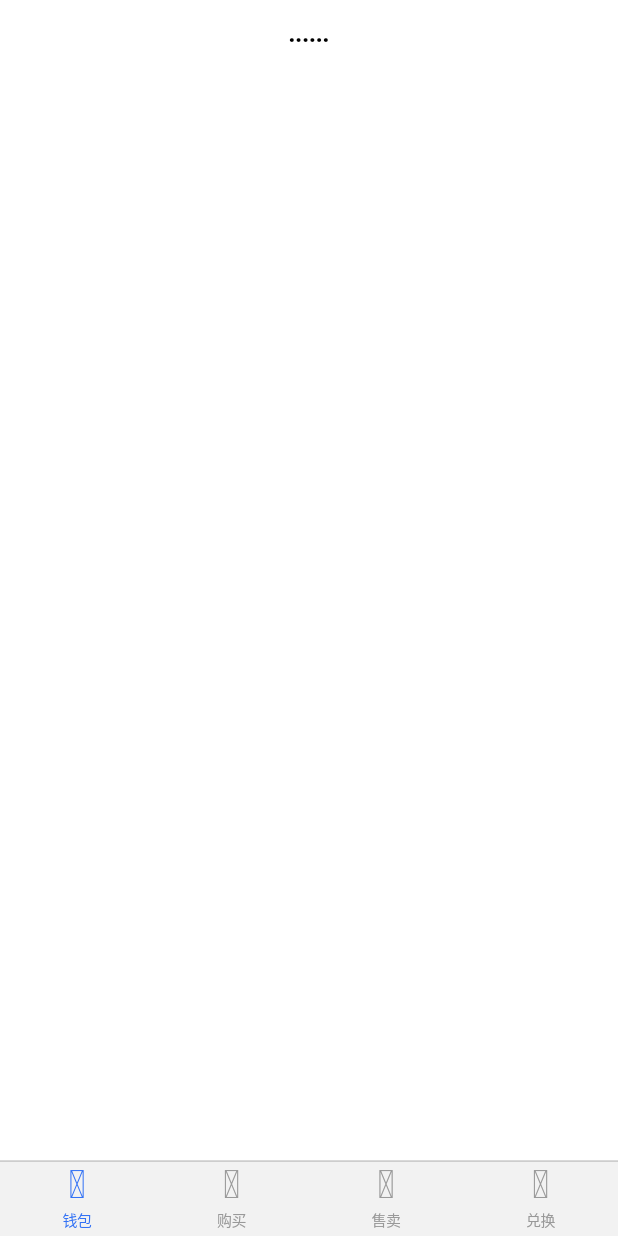
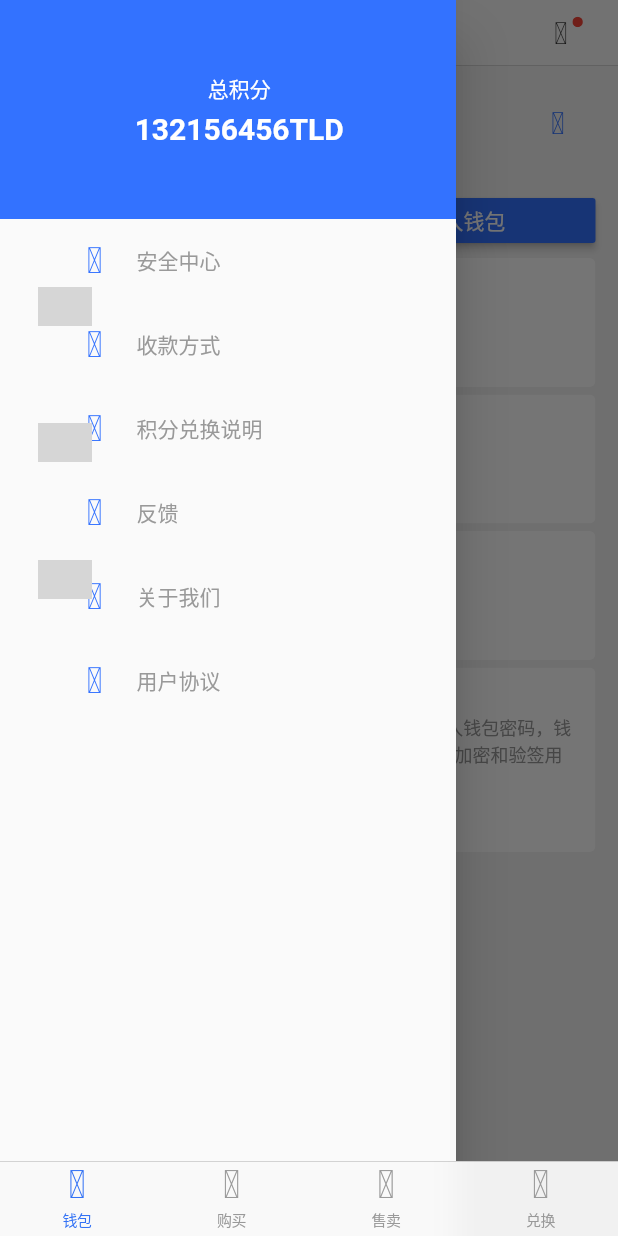
Before and after one commit to StudyCat/TPPurseMaster, a Flutter app: the screen it shows after launch, with the side drawer open (before the commit the screen has no drawer), on a phone screen of 412 x 824 dp. Run offline on Flutter 3.47's test engine with Material 2 defaults, Android fonts, the phone set to English and light mode, and no system bars; grey boxes are pictures that could not be loaded.

Commit message:
首页，首页侧滑页，购买页部分

```diff
--- /dev/null
+++ b/lib/Purse/FirstPage/Page/tld_purse_page.dart
@@ -0,0 +1,59 @@
+import 'package:flutter/cupertino.dart';
+import 'package:flutter/material.dart';
+import '../View/message_button.dart';
+import '../View/purse_first_cell.dart';
+import '../View/purse_cell.dart';
+import '../View/purse_bottom_cell.dart';
+import '../View/purse_firstpage_sideslip.dart';
+
+class TLDPursePage extends StatefulWidget {
+  TLDPursePage({Key key}) : super(key: key);
+
+  @override
+  _TLDPursePageState createState() => _TLDPursePageState();
+}
+
+class _TLDPursePageState extends State<TLDPursePage> {
+  @override
+  Widget build(BuildContext context) {
+    return Scaffold(
+      body: _getBodyWidget(),
+      drawer: TLDPurseSideslipView(),
+      backgroundColor: Color.fromARGB(255, 242, 242, 242),
+      appBar: CupertinoNavigationBar(
+        middle: Text('TLD钱包'),
+        leading:Builder(builder: (BuildContext context){
+          return CupertinoButton(
+          child: Icon(IconData(0xe608,fontFamily: 'appIconFonts'),color: Color.fromARGB(255, 51, 51, 51),),
+          padding: EdgeInsets.all(0),
+          minSize: 20,
+          onPressed: (){
+            Scaffold.of(context).openDrawer();
+          });
+        }),
+        automaticallyImplyLeading: false,
+        trailing: MessageButton(didClickCallBack : (){
+
+        }),
+      ),
+    );
+  }
+
+  Widget _getBodyWidget(){
+    return ListView.builder(
+      itemBuilder: (context,index) => _getListViewItem(index),
+      itemCount: 5,
+    );
+  }
+
+  Widget _getListViewItem(int index){
+    if (index == 0){
+      return TLDPurseHeaderCell();
+    }else if (index == 4){
+      return TLDPurseFirstPageBottomCell();
+    }else{
+      return TLDPurseFirstPageCell();
+    }
+  }
+
+}
--- /dev/null
+++ b/lib/Purse/FirstPage/View/message_button.dart
@@ -0,0 +1,38 @@
+import 'package:flutter/cupertino.dart';
+import 'package:flutter/material.dart';
+
+class MessageButton extends StatefulWidget {
+  final Function didClickCallBack;
+
+  MessageButton({Key key,this.didClickCallBack}) : super(key: key);
+
+  @override
+  _MessageButtonState createState() => _MessageButtonState();
+}
+
+class _MessageButtonState extends State<MessageButton> {
+  @override
+  Widget build(BuildContext context) {
+    return Container(
+      padding: EdgeInsets.all(0),
+       child: Stack(
+         alignment : FractionalOffset(0.8,0.3),
+         children: <Widget>[
+           CupertinoButton(
+             child: Icon(IconData(0xe63f,fontFamily: 'appIconFonts'),color: Color.fromARGB(255, 51, 51, 51),),
+             onPressed: () => widget.didClickCallBack(),
+              padding: EdgeInsets.all(0),
+            ),
+           ClipRRect(
+             borderRadius: BorderRadius.all(Radius.circular(3.5)),
+             child : Container(
+              height: 7,
+              width: 7,
+              color: Colors.red,
+             ),
+           ),
+         ],
+       ),
+    );
+  }
+}
--- /dev/null
+++ b/lib/Purse/FirstPage/View/purse_bottom_cell.dart
@@ -0,0 +1,29 @@
+import 'package:flutter/cupertino.dart';
+import 'package:flutter/material.dart';
+
+class TLDPurseFirstPageBottomCell extends StatefulWidget {
+  TLDPurseFirstPageBottomCell({Key key}) : super(key: key);
+
+  @override
+  _TLDPurseFirstPageBottomCellState createState() => _TLDPurseFirstPageBottomCellState();
+}
+
+class _TLDPurseFirstPageBottomCellState extends State<TLDPurseFirstPageBottomCell> {
+  @override
+  Widget build(BuildContext context) {
+    Size screenSize = MediaQuery.of(context).size;
+    return Container(
+       padding: EdgeInsets.only(left : 15 , top : 5 ,right: 15),
+       width: screenSize.width - 30,
+       child: ClipRRect(
+         borderRadius : BorderRadius.all(Radius.circular(4)),
+         child :Container(
+           color: Colors.white,
+           padding: EdgeInsets.only(top : 13 ,left :12 ,right :12 , bottom :20),
+           width: screenSize.width - 34,
+           child: Text('温馨提示：\n      冷钱包创建在手机端本地。创建钱包会要求您输入钱包密码，钱包会生成您用来恢复钱包的助记词，签名用的私钥，加密和验签用的公钥，以及钱包地址。\n      请妥善保管好您的助记词和私钥',style :TextStyle(fontSize : 12 ,color: Color.fromARGB(255, 153, 153, 153))),
+         ),
+       ),
+    );
+  }
+}
--- /dev/null
+++ b/lib/Purse/FirstPage/View/purse_cell.dart
@@ -0,0 +1,57 @@
+import 'package:flutter/cupertino.dart';
+import 'package:flutter/material.dart';
+
+class TLDPurseFirstPageCell extends StatefulWidget {
+  TLDPurseFirstPageCell({Key key}) : super(key: key);
+
+  @override
+  _TLDPurseFirstPageCellState createState() => _TLDPurseFirstPageCellState();
+}
+
+class _TLDPurseFirstPageCellState extends State<TLDPurseFirstPageCell> {
+  @override
+  Widget build(BuildContext context) {
+    Size screenSize = MediaQuery.of(context).size;
+    return Container(
+       padding: EdgeInsets.only(left : 15 , top : 5 ,right: 15),
+       width: screenSize.width - 30,
+       child: ClipRRect(
+         borderRadius : BorderRadius.all(Radius.circular(4)),
+         child : Container(
+           color: Colors.white,
+           padding: EdgeInsets.only(top : 9 ,left:10,right: 10),
+           child: Row(
+             mainAxisAlignment : MainAxisAlignment.start,
+             crossAxisAlignment: CrossAxisAlignment.start,
+             children: <Widget>[
+               Container(
+                 padding : EdgeInsets.only(top : 10,left: 0),
+                 width: 36,
+                 height: 36,
+                 child: Image.asset('assetss/images/home_purse_icon.png'),
+               ),
+                Container(
+                  padding: EdgeInsets.only(left : 10,top: 0,bottom: 9),
+                  child: Column(
+                    crossAxisAlignment: CrossAxisAlignment.start,
+                    mainAxisAlignment: MainAxisAlignment.start,
+                    children: <Widget>[
+                      Text('我的钱包',style : TextStyle(color:Color.fromARGB(255, 51, 51, 51),fontSize: 14),),
+                      Container(
+                        padding: EdgeInsets.only(top : 8,right: 15),
+                        child: Text('100.00TLD',style: TextStyle(color: Color.fromARGB(255, 51, 114, 245),fontSize: 18),),
+                      ),
+                      Container(
+                        padding: EdgeInsets.only(top : 4,right: 15),
+                        child: Text('=100.00rmb',style: TextStyle(color: Color.fromARGB(255, 153, 153, 153),fontSize: 12),),
+                      )
+                    ],
+                  ),
+                )
+             ],
+           ),
+         ),
+       ),
+    );
+  }
+}
--- /dev/null
+++ b/lib/Purse/FirstPage/View/purse_first_cell.dart
@@ -0,0 +1,82 @@
+import 'package:flutter/cupertino.dart';
+import 'package:flutter/material.dart';
+
+class TLDPurseHeaderCell extends StatefulWidget {
+  TLDPurseHeaderCell({Key key}) : super(key: key);
+
+  @override
+  _TLDPurseHeaderCellState createState() => _TLDPurseHeaderCellState();
+}
+
+class _TLDPurseHeaderCellState extends State<TLDPurseHeaderCell> {
+  @override
+  Widget build(BuildContext context) {
+    Size screenSize = MediaQuery.of(context).size;
+    return Container(
+      padding: EdgeInsets.only(top: 10,left: 15,right: 15,bottom: 5),
+      width: screenSize.width - 30,
+      child: Column(
+        crossAxisAlignment: CrossAxisAlignment.stretch,
+        children: <Widget>[
+          Text('总积分',style: TextStyle(color:Color.fromARGB(255, 153, 153, 153),fontSize: 12),),
+
+          Row(
+            crossAxisAlignment: CrossAxisAlignment.start,
+            children: <Widget>[
+              Container(
+                width: screenSize.width - 70,
+                child: Text('5653654656',style : TextStyle(fontSize : 26,color : Color.fromARGB(255,51, 114, 255))),
+              ),
+              Container(
+                width: 20,
+                height: 12,
+                padding : EdgeInsets.only(right : 0,left: 10),
+                child: CupertinoButton(
+                  child: Icon(IconData(0xe60c,fontFamily: 'appIconFonts'),color: Color.fromARGB(255, 51, 114, 255),),
+                  padding: EdgeInsets.all(0),
+                  onPressed: (){},
+                ),
+              ),
+            ],
+          ),
+
+          Container(
+            padding: EdgeInsets.only(left : 0 ,top : 6),
+            child: Text('1.00TLD=1.00rmb',style: TextStyle(color:Color.fromARGB(255, 153, 153, 153),fontSize: 12),),
+          ),
+
+          Container(
+            padding: EdgeInsets.only(top : 10),
+            height: 40,
+            child: Row(
+              mainAxisAlignment : MainAxisAlignment.spaceBetween,
+              children: <Widget>[
+                getButton((){}, '创建钱包', screenSize.width),
+                getButton((){}, '导入钱包', screenSize.width),
+              ],
+            ),
+          ),
+        ],
+      ),
+    );
+  }
+
+  Widget getButton(Function didClickCallBack,String title, double scrrenWidth){
+      return Container(
+                 width : scrrenWidth / 2.0 - 30,
+                  child: RaisedButton(
+                  color: Color.fromARGB(255,51, 114, 255),
+              onPressed: () => didClickCallBack(),
+                  child: ClipRRect(
+           borderRadius: BorderRadius.all(Radius.circular(4.0)),
+                  child: Container(
+                    child : Text(
+                           title,
+                           textAlign: TextAlign.center,
+                           style : TextStyle(color: Colors.white,fontSize: 14)),
+                      ),
+                  ),
+                    ),
+                );
+  }
+}
--- /dev/null
+++ b/lib/Purse/FirstPage/View/purse_firstpage_sideslip.dart
@@ -0,0 +1,34 @@
+import 'package:flutter/cupertino.dart';
+import 'package:flutter/material.dart';
+import 'purse_sideslip_header_cell.dart';
+
+
+class TLDPurseSideslipView extends StatelessWidget {
+  const TLDPurseSideslipView({Key key}) : super(key: key);
+
+  @override
+  Widget build(BuildContext context) {
+    List iconList = [0xe83d,0xe641,0xe672,0xe8ac,0xe665,0xe60e];
+    List titleList = ['安全中心','收款方式','积分兑换说明','反馈','关于我们','用户协议'];
+    return Drawer(
+      child: Scaffold(
+        body: ListView.builder(
+      itemCount: iconList.length + 1,
+      itemBuilder: (BuildContext context, int index) {
+        if (index == 0){
+          return TLDPurseSideSlipHeaderCell();
+        }else{
+          return ListTile(
+            leading : Container(
+              padding : EdgeInsets.only(left: 35),
+              child: Icon(IconData(iconList[index - 1],fontFamily: 'appIconFonts'),color: Color.fromARGB(255,51, 114, 255),),
+            ),
+            title: Text(titleList[index - 1],style : TextStyle(color : Color.fromARGB(255, 153, 153, 153),fontSize: 14),textAlign: TextAlign.left,),
+          );
+        }
+     },
+      ),
+    ),
+    );
+  }
+}
--- /dev/null
+++ b/lib/Purse/FirstPage/View/purse_sideslip_header_cell.dart
@@ -0,0 +1,35 @@
+import 'package:flutter/cupertino.dart';
+import 'package:flutter/material.dart';
+
+class TLDPurseSideSlipHeaderCell extends StatefulWidget {
+  TLDPurseSideSlipHeaderCell({Key key}) : super(key: key);
+
+  @override
+  _TLDPurseSideSlipHeaderCellState createState() => _TLDPurseSideSlipHeaderCellState();
+}
+
+class _TLDPurseSideSlipHeaderCellState extends State<TLDPurseSideSlipHeaderCell> {
+  @override
+  Widget build(BuildContext context) {
+    Size size = MediaQuery.of(context).size;
+    return Container(
+      padding: EdgeInsets.all(0),
+      width: size.width - 70,
+      color: Color.fromARGB(255,51, 114, 255),
+      height: 146,
+      child: Column(
+        mainAxisAlignment : MainAxisAlignment.center,
+        children: <Widget>[
+          Container(
+            padding: EdgeInsets.only(left : 15,bottom: 5),
+            child: Text('总积分',style : TextStyle(fontSize : 14 ,color : Colors.white))
+          ),
+          Container(
+            padding: EdgeInsets.only(left : 15),
+            child: Text('132156456TLD',style : TextStyle(fontSize : 20 ,color : Colors.white,fontWeight: FontWeight.bold),)
+          ),
+        ],
+      ),
+    );
+  }
+}
--- a/lib/Purse/Page/tld_purse_page.dart
+++ /dev/null
@@ -1,20 +0,0 @@
-import 'package:flutter/cupertino.dart';
-
-class TLDPursePage extends StatefulWidget {
-  TLDPursePage({Key key}) : super(key: key);
-
-  @override
-  _TLDPursePageState createState() => _TLDPursePageState();
-}
-
-class _TLDPursePageState extends State<TLDPursePage> {
-  @override
-  Widget build(BuildContext context) {
-    return CupertinoPageScaffold(
-      child: Container(),
-      navigationBar: CupertinoNavigationBar(
-        middle: Text('......'),
-      ),
-      );
-  }
-}
--- a/lib/main.dart
+++ b/lib/main.dart
@@ -5,21 +5,15 @@ import 'tld_tabbar_page.dart';
 
 void main() => runApp(MyApp());
 
-class MyApp extends StatefulWidget {
-  MyApp({Key key}) : super(key: key);
+class MyApp extends StatelessWidget {
+  const MyApp({Key key}) : super(key: key);
 
   @override
-  _MyAppState createState() => _MyAppState();
-}
-
-class _MyAppState extends State<MyApp> {
-  @override
   Widget build(BuildContext context) {
-    return CupertinoApp(
+    return MaterialApp(
       title : '屠龙刀',
-      theme: CupertinoThemeData(
+      theme: ThemeData(
         primaryColor : Color.fromARGB(255, 242, 242, 242),
-        barBackgroundColor: Color.fromARGB(255, 242, 242, 242)
       ),
       home: TLDTabbarPage(),
     );
--- a/lib/tld_tabbar_page.dart
+++ b/lib/tld_tabbar_page.dart
@@ -1,7 +1,7 @@
 import 'package:flutter/cupertino.dart';
-import './Buy/Page/tld_buy_page.dart';
+import './Buy/FirstPage/Page/tld_buy_page.dart';
 import './Exchange/Page/tld_exchange_page.dart';
-import './Purse/Page/tld_purse_page.dart';
+import './Purse/FirstPage/Page/tld_purse_page.dart';
 import './Sale/Page/tld_sale_page.dart';
 
 class TLDTabbarPage extends StatefulWidget {
--- a/pubspec.yaml
+++ b/pubspec.yaml
@@ -40,6 +40,10 @@ flutter:
   # the material Icons class.
   uses-material-design: true
 
+  assets :
+     - assetss/images/home_purse_icon.png
+     - assetss/images/firspage_buy.png
+
   # To add assets to your application, add an assets section, like this:
   # assets:
   #  - images/a_dot_burr.jpeg
```
Also changed, not shown: lib/Buy/FirstPage/Page/tld_buy_page.dart (added, +81 -0 lines), lib/Buy/FirstPage/View/tld_buy_button.dart (added, +22 -0 lines), lib/Buy/FirstPage/View/tld_buy_firstpage_cell.dart (added, +45 -0 lines), lib/Buy/FirstPage/View/tld_buy_search_field.dart (added, +57 -0 lines), lib/Buy/Page/tld_buy_page.dart (deleted, +0 -20 lines), assetss/images/2.0x/firspage_buy.png (added), assetss/images/2.0x/home_purse_icon.png (added), assetss/images/3.0x/firspage_buy.png (added), assetss/images/3.0x/home_purse_icon.png (added).
